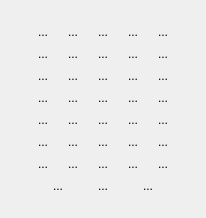
First picture: the form in ZBridge/cbiddialog.ui, repository erik-knudsen/BridgeZ, before the edit.
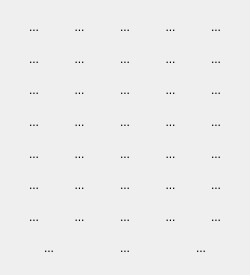
Second picture: the form after the edit. Icons and pictures are not drawn.

Commit message: Made biddialog larger. Changed number of double dummy plays to play pr. trick.

What changed in the file:
```diff
--- a/ZBridge/cbiddialog.ui
+++ b/ZBridge/cbiddialog.ui
@@ -6,8 +6,8 @@
    <rect>
     <x>0</x>
     <y>0</y>
-    <width>206</width>
-    <height>218</height>
+    <width>250</width>
+    <height>275</height>
    </rect>
   </property>
   <property name="sizePolicy">
@@ -32,7 +32,7 @@
          <item>
           <widget class="QToolButton" name="bid1C">
            <property name="sizePolicy">
-            <sizepolicy hsizetype="Fixed" vsizetype="Fixed">
+            <sizepolicy hsizetype="Preferred" vsizetype="Preferred">
              <horstretch>0</horstretch>
              <verstretch>0</verstretch>
             </sizepolicy>
@@ -70,7 +70,7 @@
          <item>
           <widget class="QToolButton" name="bid1D">
            <property name="sizePolicy">
-            <sizepolicy hsizetype="Fixed" vsizetype="Fixed">
+            <sizepolicy hsizetype="Preferred" vsizetype="Preferred">
              <horstretch>0</horstretch>
              <verstretch>0</verstretch>
             </sizepolicy>
@@ -102,7 +102,7 @@
          <item>
           <widget class="QToolButton" name="bid1H">
            <property name="sizePolicy">
-            <sizepolicy hsizetype="Fixed" vsizetype="Fixed">
+            <sizepolicy hsizetype="Preferred" vsizetype="Preferred">
              <horstretch>0</horstretch>
              <verstretch>0</verstretch>
             </sizepolicy>
@@ -134,7 +134,7 @@
          <item>
           <widget class="QToolButton" name="bid1S">
            <property name="sizePolicy">
-            <sizepolicy hsizetype="Fixed" vsizetype="Fixed">
+            <sizepolicy hsizetype="Preferred" vsizetype="Preferred">
              <horstretch>0</horstretch>
              <verstretch>0</verstretch>
             </sizepolicy>
@@ -166,7 +166,7 @@
          <item>
           <widget class="QToolButton" name="bid1NT">
            <property name="sizePolicy">
-            <sizepolicy hsizetype="Fixed" vsizetype="Fixed">
+            <sizepolicy hsizetype="Preferred" vsizetype="Preferred">
              <horstretch>0</horstretch>
              <verstretch>0</verstretch>
             </sizepolicy>
@@ -190,6 +190,9 @@
              <height>12</height>
             </size>
            </property>
+           <property name="toolButtonStyle">
+            <enum>Qt::ToolButtonIconOnly</enum>
+           </property>
            <property name="autoRaise">
             <bool>true</bool>
            </property>
@@ -201,6 +204,12 @@
         <layout class="QHBoxLayout" name="horizontalLayout_5">
          <item>
           <widget class="QToolButton" name="bid2C">
+           <property name="sizePolicy">
+            <sizepolicy hsizetype="Preferred" vsizetype="Preferred">
+             <horstretch>0</horstretch>
+             <verstretch>0</verstretch>
+            </sizepolicy>
+           </property>
            <property name="minimumSize">
             <size>
              <width>30</width>
@@ -227,6 +236,12 @@
          </item>
          <item>
           <widget class="QToolButton" name="bid2D">
+           <property name="sizePolicy">
+            <sizepolicy hsizetype="Preferred" vsizetype="Preferred">
+             <horstretch>0</horstretch>
+             <verstretch>0</verstretch>
+            </sizepolicy>
+           </property>
            <property name="minimumSize">
             <size>
              <width>30</width>
@@ -253,6 +268,12 @@
          </item>
          <item>
           <widget class="QToolButton" name="bid2H">
+           <property name="sizePolicy">
+            <sizepolicy hsizetype="Preferred" vsizetype="Preferred">
+             <horstretch>0</horstretch>
+             <verstretch>0</verstretch>
+            </sizepolicy>
+           </property>
            <property name="minimumSize">
             <size>
              <width>30</width>
@@ -279,6 +300,12 @@
          </item>
          <item>
           <widget class="QToolButton" name="bid2S">
+           <property name="sizePolicy">
+            <sizepolicy hsizetype="Preferred" vsizetype="Preferred">
+             <horstretch>0</horstretch>
+             <verstretch>0</verstretch>
+            </sizepolicy>
+           </property>
            <property name="minimumSize">
             <size>
              <width>30</width>
@@ -305,6 +332,12 @@
          </item>
          <item>
           <widget class="QToolButton" name="bid2NT">
+           <property name="sizePolicy">
+            <sizepolicy hsizetype="Preferred" vsizetype="Preferred">
+             <horstretch>0</horstretch>
+             <verstretch>0</verstretch>
+            </sizepolicy>
+           </property>
            <property name="minimumSize">
             <size>
              <width>30</width>
@@ -335,6 +368,12 @@
         <layout class="QHBoxLayout" name="horizontalLayout_6">
          <item>
           <widget class="QToolButton" name="bid3C">
+           <property name="sizePolicy">
+            <sizepolicy hsizetype="Preferred" vsizetype="Preferred">
+             <horstretch>0</horstretch>
+             <verstretch>0</verstretch>
+            </sizepolicy>
+           </property>
            <property name="minimumSize">
             <size>
              <width>30</width>
@@ -361,6 +400,12 @@
          </item>
          <item>
           <widget class="QToolButton" name="bid3D">
+           <property name="sizePolicy">
+            <sizepolicy hsizetype="Preferred" vsizetype="Preferred">
+             <horstretch>0</horstretch>
+             <verstretch>0</verstretch>
+            </sizepolicy>
+           </property>
            <property name="minimumSize">
             <size>
              <width>30</width>
@@ -387,6 +432,12 @@
          </item>
          <item>
           <widget class="QToolButton" name="bid3H">
+           <property name="sizePolicy">
+            <sizepolicy hsizetype="Preferred" vsizetype="Preferred">
+             <horstretch>0</horstretch>
+             <verstretch>0</verstretch>
+            </sizepolicy>
+           </property>
            <property name="minimumSize">
             <size>
              <width>30</width>
@@ -413,6 +464,12 @@
          </item>
          <item>
           <widget class="QToolButton" name="bid3S">
+           <property name="sizePolicy">
+            <sizepolicy hsizetype="Preferred" vsizetype="Preferred">
+             <horstretch>0</horstretch>
+             <verstretch>0</verstretch>
+            </sizepolicy>
+           </property>
            <property name="minimumSize">
             <size>
              <width>30</width>
@@ -439,6 +496,12 @@
          </item>
          <item>
           <widget class="QToolButton" name="bid3NT">
+           <property name="sizePolicy">
+            <sizepolicy hsizetype="Preferred" vsizetype="Preferred">
+             <horstretch>0</horstretch>
+             <verstretch>0</verstretch>
+            </sizepolicy>
+           </property>
            <property name="minimumSize">
             <size>
              <width>30</width>
@@ -469,6 +532,12 @@
         <layout class="QHBoxLayout" name="horizontalLayout_7">
          <item>
           <widget class="QToolButton" name="bid4C">
+           <property name="sizePolicy">
+            <sizepolicy hsizetype="Preferred" vsizetype="Preferred">
+             <horstretch>0</horstretch>
+             <verstretch>0</verstretch>
+            </sizepolicy>
+           </property>
            <property name="minimumSize">
             <size>
              <width>30</width>
@@ -495,6 +564,12 @@
          </item>
          <item>
           <widget class="QToolButton" name="bid4D">
+           <property name="sizePolicy">
+            <sizepolicy hsizetype="Preferred" vsizetype="Preferred">
+             <horstretch>0</horstretch>
+             <verstretch>0</verstretch>
+            </sizepolicy>
+           </property>
            <property name="minimumSize">
             <size>
              <width>30</width>
@@ -521,6 +596,12 @@
          </item>
          <item>
           <widget class="QToolButton" name="bid4H">
+           <property name="sizePolicy">
+            <sizepolicy hsizetype="Preferred" vsizetype="Preferred">
+             <horstretch>0</horstretch>
+             <verstretch>0</verstretch>
+            </sizepolicy>
+           </property>
            <property name="minimumSize">
             <size>
              <width>30</width>
@@ -547,6 +628,12 @@
          </item>
          <item>
           <widget class="QToolButton" name="bid4S">
+           <property name="sizePolicy">
+            <sizepolicy hsizetype="Preferred" vsizetype="Preferred">
+             <horstretch>0</horstretch>
+             <verstretch>0</verstretch>
+            </sizepolicy>
+           </property>
            <property name="minimumSize">
             <size>
              <width>30</width>
@@ -573,6 +660,12 @@
          </item>
          <item>
           <widget class="QToolButton" name="bid4NT">
+           <property name="sizePolicy">
+            <sizepolicy hsizetype="Preferred" vsizetype="Preferred">
+             <horstretch>0</horstretch>
+             <verstretch>0</verstretch>
+            </sizepolicy>
+           </property>
            <property name="minimumSize">
             <size>
              <width>30</width>
@@ -603,6 +696,12 @@
         <layout class="QHBoxLayout" name="horizontalLayout_8">
          <item>
           <widget class="QToolButton" name="bid5C">
+           <property name="sizePolicy">
+            <sizepolicy hsizetype="Preferred" vsizetype="Preferred">
+             <horstretch>0</horstretch>
+             <verstretch>0</verstretch>
+            </sizepolicy>
+           </property>
            <property name="minimumSize">
             <size>
              <width>30</width>
@@ -629,6 +728,12 @@
          </item>
          <item>
           <widget class="QToolButton" name="bid5D">
+           <property name="sizePolicy">
+            <sizepolicy hsizetype="Preferred" vsizetype="Preferred">
+             <horstretch>0</horstretch>
+             <verstretch>0</verstretch>
+            </sizepolicy>
+           </property>
            <property name="minimumSize">
             <size>
              <width>30</width>
@@ -655,6 +760,12 @@
          </item>
          <item>
           <widget class="QToolButton" name="bid5H">
+           <property name="sizePolicy">
+            <sizepolicy hsizetype="Preferred" vsizetype="Preferred">
+             <horstretch>0</horstretch>
+             <verstretch>0</verstretch>
+            </sizepolicy>
+           </property>
            <property name="minimumSize">
             <size>
              <width>30</width>
@@ -681,6 +792,12 @@
          </item>
          <item>
           <widget class="QToolButton" name="bid5S">
+           <property name="sizePolicy">
+            <sizepolicy hsizetype="Preferred" vsizetype="Preferred">
+             <horstretch>0</horstretch>
+             <verstretch>0</verstretch>
+            </sizepolicy>
+           </property>
            <property name="minimumSize">
             <size>
              <width>30</width>
@@ -707,6 +824,12 @@
          </item>
          <item>
           <widget class="QToolButton" name="bid5NT">
+           <property name="sizePolicy">
+            <sizepolicy hsizetype="Preferred" vsizetype="Preferred">
+             <horstretch>0</horstretch>
+             <verstretch>0</verstretch>
+            </sizepolicy>
+           </property>
            <property name="minimumSize">
             <size>
              <width>30</width>
@@ -737,6 +860,12 @@
         <layout class="QHBoxLayout" name="horizontalLayout_9">
          <item>
           <widget class="QToolButton" name="bid6C">
+           <property name="sizePolicy">
+            <sizepolicy hsizetype="Preferred" vsizetype="Preferred">
+             <horstretch>0</horstretch>
+             <verstretch>0</verstretch>
+            </sizepolicy>
+           </property>
            <property name="minimumSize">
             <size>
              <width>30</width>
@@ -763,6 +892,12 @@
          </item>
          <item>
           <widget class="QToolButton" name="bid6D">
+           <property name="sizePolicy">
+            <sizepolicy hsizetype="Preferred" vsizetype="Preferred">
+             <horstretch>0</horstretch>
+             <verstretch>0</verstretch>
+            </sizepolicy>
+           </property>
            <property name="minimumSize">
             <size>
              <width>30</width>
@@ -789,6 +924,12 @@
          </item>
          <item>
           <widget class="QToolButton" name="bid6H">
+           <property name="sizePolicy">
+            <sizepolicy hsizetype="Preferred" vsizetype="Preferred">
+             <horstretch>0</horstretch>
+             <verstretch>0</verstretch>
+            </sizepolicy>
+           </property>
            <property name="minimumSize">
             <size>
              <width>30</width>
@@ -815,6 +956,12 @@
          </item>
          <item>
           <widget class="QToolButton" name="bid6S">
+           <property name="sizePolicy">
+            <sizepolicy hsizetype="Preferred" vsizetype="Preferred">
+             <horstretch>0</horstretch>
+             <verstretch>0</verstretch>
+            </sizepolicy>
+           </property>
            <property name="minimumSize">
             <size>
              <width>30</width>
@@ -841,6 +988,12 @@
          </item>
          <item>
           <widget class="QToolButton" name="bid6NT">
+           <property name="sizePolicy">
+            <sizepolicy hsizetype="Preferred" vsizetype="Preferred">
+             <horstretch>0</horstretch>
+             <verstretch>0</verstretch>
+            </sizepolicy>
+           </property>
            <property name="minimumSize">
             <size>
              <width>30</width>
@@ -871,6 +1024,12 @@
         <layout class="QHBoxLayout" name="horizontalLayout_10">
          <item>
           <widget class="QToolButton" name="bid7C">
+           <property name="sizePolicy">
+            <sizepolicy hsizetype="Preferred" vsizetype="Preferred">
+             <horstretch>0</horstretch>
+             <verstretch>0</verstretch>
+            </sizepolicy>
+           </property>
            <property name="minimumSize">
             <size>
              <width>30</width>
@@ -897,6 +1056,12 @@
          </item>
          <item>
           <widget class="QToolButton" name="bid7D">
+           <property name="sizePolicy">
+            <sizepolicy hsizetype="Preferred" vsizetype="Preferred">
+             <horstretch>0</horstretch>
+             <verstretch>0</verstretch>
+            </sizepolicy>
+           </property>
            <property name="minimumSize">
             <size>
              <width>30</width>
@@ -923,6 +1088,12 @@
          </item>
          <item>
           <widget class="QToolButton" name="bid7H">
+           <property name="sizePolicy">
+            <sizepolicy hsizetype="Preferred" vsizetype="Preferred">
+             <horstretch>0</horstretch>
+             <verstretch>0</verstretch>
+            </sizepolicy>
+           </property>
            <property name="minimumSize">
             <size>
              <width>30</width>
@@ -949,6 +1120,12 @@
          </item>
          <item>
           <widget class="QToolButton" name="bid7S">
+           <property name="sizePolicy">
+            <sizepolicy hsizetype="Preferred" vsizetype="Preferred">
+             <horstretch>0</horstretch>
+             <verstretch>0</verstretch>
+            </sizepolicy>
+           </property>
            <property name="minimumSize">
             <size>
              <width>30</width>
@@ -975,6 +1152,12 @@
          </item>
          <item>
           <widget class="QToolButton" name="bid7NT">
+           <property name="sizePolicy">
+            <sizepolicy hsizetype="Preferred" vsizetype="Preferred">
+             <horstretch>0</horstretch>
+             <verstretch>0</verstretch>
+            </sizepolicy>
+           </property>
            <property name="minimumSize">
             <size>
              <width>30</width>
@@ -1006,7 +1189,7 @@
          <item>
           <widget class="QToolButton" name="bidPass">
            <property name="sizePolicy">
-            <sizepolicy hsizetype="Fixed" vsizetype="Fixed">
+            <sizepolicy hsizetype="Preferred" vsizetype="Preferred">
              <horstretch>0</horstretch>
              <verstretch>0</verstretch>
             </sizepolicy>
@@ -1044,7 +1227,7 @@
          <item>
           <widget class="QToolButton" name="bidDouble">
            <property name="sizePolicy">
-            <sizepolicy hsizetype="Fixed" vsizetype="Fixed">
+            <sizepolicy hsizetype="Preferred" vsizetype="Preferred">
              <horstretch>0</horstretch>
              <verstretch>0</verstretch>
             </sizepolicy>
@@ -1081,6 +1264,12 @@
          </item>
          <item>
           <widget class="QToolButton" name="bidRedouble">
+           <property name="sizePolicy">
+            <sizepolicy hsizetype="Preferred" vsizetype="Preferred">
+             <horstretch>0</horstretch>
+             <verstretch>0</verstretch>
+            </sizepolicy>
+           </property>
            <property name="minimumSize">
             <size>
              <width>30</width>
```
Left out of the diff: 80 changed lines with no effect on the pictures. The commit also changes 1 other file.
